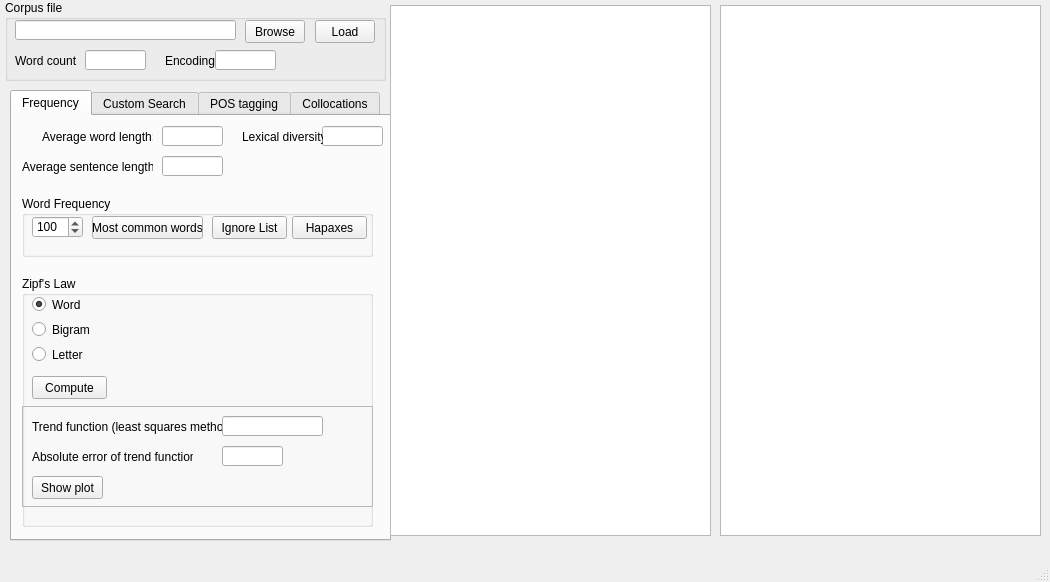
First picture: the form in Main/form.ui, repository gabruszka/SAIL, before the edit.
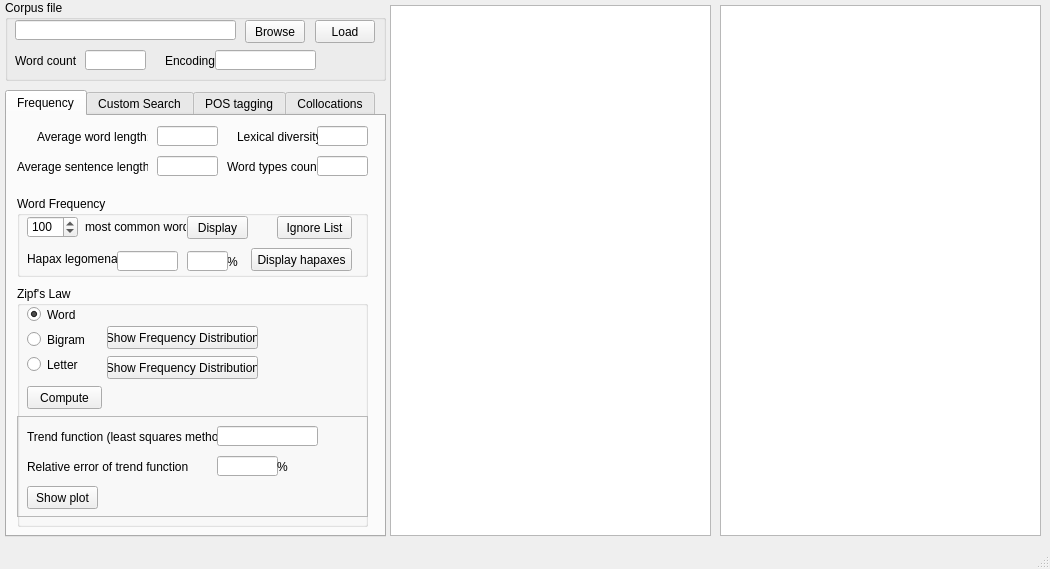
Second picture: the form after the edit. The open tabs and pages were chosen to show the change.

```diff
--- a/Main/form.ui
+++ b/Main/form.ui
@@ -7,7 +7,7 @@
     <x>0</x>
     <y>0</y>
     <width>1050</width>
-    <height>582</height>
+    <height>569</height>
    </rect>
   </property>
   <property name="sizePolicy">
@@ -38,10 +38,10 @@
     </property>
     <property name="geometry">
      <rect>
-      <x>10</x>
+      <x>5</x>
       <y>90</y>
       <width>381</width>
-      <height>451</height>
+      <height>447</height>
      </rect>
     </property>
     <property name="sizePolicy">
@@ -98,7 +98,7 @@
        <rect>
         <x>310</x>
         <y>10</y>
-        <width>61</width>
+        <width>51</width>
         <height>20</height>
        </rect>
       </property>
@@ -128,7 +128,7 @@
         <x>10</x>
         <y>80</y>
         <width>351</width>
-        <height>61</height>
+        <height>81</height>
        </rect>
       </property>
       <property name="title">
@@ -137,14 +137,14 @@
       <widget class="QPushButton" name="hapaxesBtn">
        <property name="geometry">
         <rect>
-         <x>270</x>
-         <y>20</y>
-         <width>75</width>
+         <x>234</x>
+         <y>52</y>
+         <width>101</width>
          <height>23</height>
         </rect>
        </property>
        <property name="text">
-        <string>Hapaxes</string>
+        <string>Display hapaxes</string>
        </property>
       </widget>
       <widget class="QSpinBox" name="mostCommonCount">
@@ -169,20 +169,20 @@
       <widget class="QPushButton" name="findMostCommonBtn">
        <property name="geometry">
         <rect>
-         <x>70</x>
+         <x>170</x>
          <y>20</y>
-         <width>111</width>
+         <width>61</width>
          <height>23</height>
         </rect>
        </property>
        <property name="text">
-        <string>Most common words</string>
+        <string>Display</string>
        </property>
       </widget>
       <widget class="QPushButton" name="ignoreListCommonBtn">
        <property name="geometry">
         <rect>
-         <x>190</x>
+         <x>260</x>
          <y>20</y>
          <width>75</width>
          <height>23</height>
@@ -192,14 +192,82 @@
         <string>Ignore List</string>
        </property>
       </widget>
+      <widget class="QLabel" name="label_17">
+       <property name="geometry">
+        <rect>
+         <x>68</x>
+         <y>23</y>
+         <width>101</width>
+         <height>16</height>
+        </rect>
+       </property>
+       <property name="text">
+        <string>most common words</string>
+       </property>
+      </widget>
+      <widget class="QLabel" name="label_19">
+       <property name="geometry">
+        <rect>
+         <x>10</x>
+         <y>55</y>
+         <width>91</width>
+         <height>16</height>
+        </rect>
+       </property>
+       <property name="text">
+        <string>Hapax legomena:</string>
+       </property>
+      </widget>
+      <widget class="QLineEdit" name="hapaxCount">
+       <property name="geometry">
+        <rect>
+         <x>100</x>
+         <y>55</y>
+         <width>61</width>
+         <height>20</height>
+        </rect>
+       </property>
+       <property name="text">
+        <string/>
+       </property>
+       <property name="readOnly">
+        <bool>true</bool>
+       </property>
+      </widget>
+      <widget class="QLabel" name="label_21">
+       <property name="geometry">
+        <rect>
+         <x>210</x>
+         <y>55</y>
+         <width>16</width>
+         <height>21</height>
+        </rect>
+       </property>
+       <property name="text">
+        <string>%</string>
+       </property>
+      </widget>
+      <widget class="QLineEdit" name="hapaxPercentage">
+       <property name="geometry">
+        <rect>
+         <x>170</x>
+         <y>55</y>
+         <width>41</width>
+         <height>20</height>
+        </rect>
+       </property>
+       <property name="readOnly">
+        <bool>true</bool>
+       </property>
+      </widget>
      </widget>
      <widget class="QGroupBox" name="groupBox_5">
       <property name="geometry">
        <rect>
         <x>10</x>
-        <y>160</y>
+        <y>170</y>
         <width>351</width>
-        <height>251</height>
+        <height>241</height>
        </rect>
       </property>
       <property name="title">
@@ -230,7 +298,7 @@
          </rect>
         </property>
         <property name="text">
-         <string>Absolute error of trend function:</string>
+         <string>Relative error of trend function:</string>
         </property>
        </widget>
        <widget class="QLabel" name="label_8">
@@ -271,9 +339,15 @@
           <height>20</height>
          </rect>
         </property>
+        <property name="layoutDirection">
+         <enum>Qt::LeftToRight</enum>
+        </property>
         <property name="text">
          <string/>
         </property>
+        <property name="alignment">
+         <set>Qt::AlignRight|Qt::AlignTrailing|Qt::AlignVCenter</set>
+        </property>
         <property name="readOnly">
          <bool>true</bool>
         </property>
@@ -291,6 +365,19 @@
          <string>Show plot</string>
         </property>
        </widget>
+       <widget class="QLabel" name="label_22">
+        <property name="geometry">
+         <rect>
+          <x>260</x>
+          <y>40</y>
+          <width>16</width>
+          <height>21</height>
+         </rect>
+        </property>
+        <property name="text">
+         <string>%</string>
+        </property>
+       </widget>
       </widget>
       <widget class="QPushButton" name="computeZipfBtn">
        <property name="geometry">
@@ -339,7 +426,7 @@
         <rect>
          <x>10</x>
          <y>70</y>
-         <width>82</width>
+         <width>51</width>
          <height>17</height>
         </rect>
        </property>
@@ -347,6 +434,32 @@
         <string>Letter</string>
        </property>
       </widget>
+      <widget class="QPushButton" name="bigramFreqDistBtn">
+       <property name="geometry">
+        <rect>
+         <x>90</x>
+         <y>40</y>
+         <width>151</width>
+         <height>23</height>
+        </rect>
+       </property>
+       <property name="text">
+        <string>Show Frequency Distribution</string>
+       </property>
+      </widget>
+      <widget class="QPushButton" name="findMostCommonBtn_3">
+       <property name="geometry">
+        <rect>
+         <x>90</x>
+         <y>70</y>
+         <width>151</width>
+         <height>23</height>
+        </rect>
+       </property>
+       <property name="text">
+        <string>Show Frequency Distribution</string>
+       </property>
+      </widget>
      </widget>
      <widget class="QLabel" name="label_14">
       <property name="geometry">
@@ -400,6 +513,35 @@
        <string>Average word length:</string>
       </property>
      </widget>
+     <widget class="QLabel" name="label_18">
+      <property name="geometry">
+       <rect>
+        <x>220</x>
+        <y>40</y>
+        <width>91</width>
+        <height>21</height>
+       </rect>
+      </property>
+      <property name="text">
+       <string>Word types count:</string>
+      </property>
+     </widget>
+     <widget class="QLineEdit" name="wordTypesCount">
+      <property name="geometry">
+       <rect>
+        <x>310</x>
+        <y>40</y>
+        <width>51</width>
+        <height>20</height>
+       </rect>
+      </property>
+      <property name="text">
+       <string/>
+      </property>
+      <property name="readOnly">
+       <bool>true</bool>
+      </property>
+     </widget>
     </widget>
     <widget class="QWidget" name="customTab">
      <attribute name="title">
@@ -1294,7 +1436,7 @@
       <rect>
        <x>210</x>
        <y>50</y>
-       <width>61</width>
+       <width>101</width>
        <height>20</height>
       </rect>
      </property>
```
Left out of the diff: 26 changed lines with no effect on the pictures.
